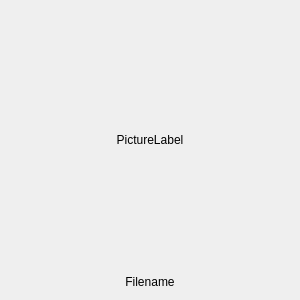
Above: ui_GirdWidget.ui from JaySon-Huang/pyjpegtbx before the change. Below: the same form after it.
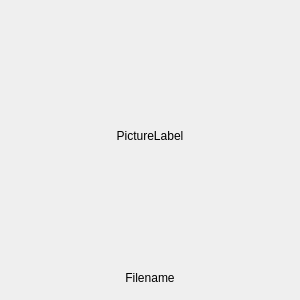
That is the form after the change. Custom widgets are drawn as their Qt base class.

Diff of the .ui file:
```diff
--- a/ui_GirdWidget.ui
+++ b/ui_GirdWidget.ui
@@ -39,7 +39,7 @@
    <item>
     <widget class="QLabel" name="lb_filename">
      <property name="sizePolicy">
-      <sizepolicy hsizetype="Minimum" vsizetype="Minimum">
+      <sizepolicy hsizetype="MinimumExpanding" vsizetype="MinimumExpanding">
        <horstretch>0</horstretch>
        <verstretch>0</verstretch>
       </sizepolicy>
@@ -50,10 +50,20 @@
      <property name="alignment">
       <set>Qt::AlignCenter</set>
      </property>
+     <property name="wordWrap">
+      <bool>true</bool>
+     </property>
     </widget>
    </item>
   </layout>
  </widget>
+ <customwidgets>
+  <customwidget>
+   <class>ImageLabel</class>
+   <extends>QLabel</extends>
+   <header>ImageLabel.h</header>
+  </customwidget>
+ </customwidgets>
  <resources/>
  <connections/>
 </ui>
```
Left out of the diff: 2 changed lines with no effect on the pictures.
